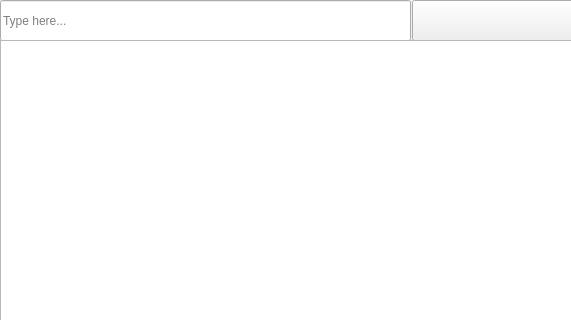
Qt form qt6_GUI/mainwindow.ui (su8/hackzy) before a commit; both pictures show x 0 to 571 and y 0 to 320 of the 800 by 600 pixel window.
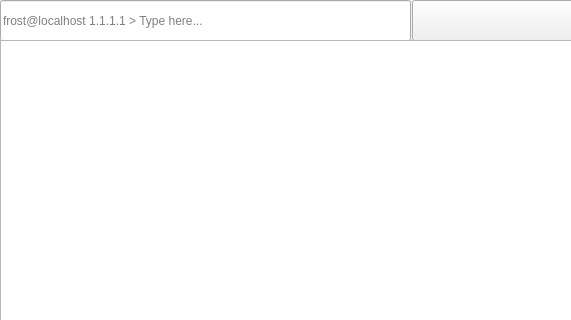
The same form after that commit. Icons and pictures are not drawn.

Commit message: Use .ui file placeholder text instead the main.cpp file

What changed in the file:
```diff
--- a/qt6_GUI/mainwindow.ui
+++ b/qt6_GUI/mainwindow.ui
@@ -28,7 +28,7 @@
      </rect>
     </property>
     <property name="placeholderText">
-     <string extracomment="Type here">Type here...</string>
+     <string extracomment="Type here">frost@localhost 1.1.1.1 > Type here...</string>
     </property>
    </widget>
    <widget class="QPushButton" name="pushButton">
```
The commit also changes 1 other file.
